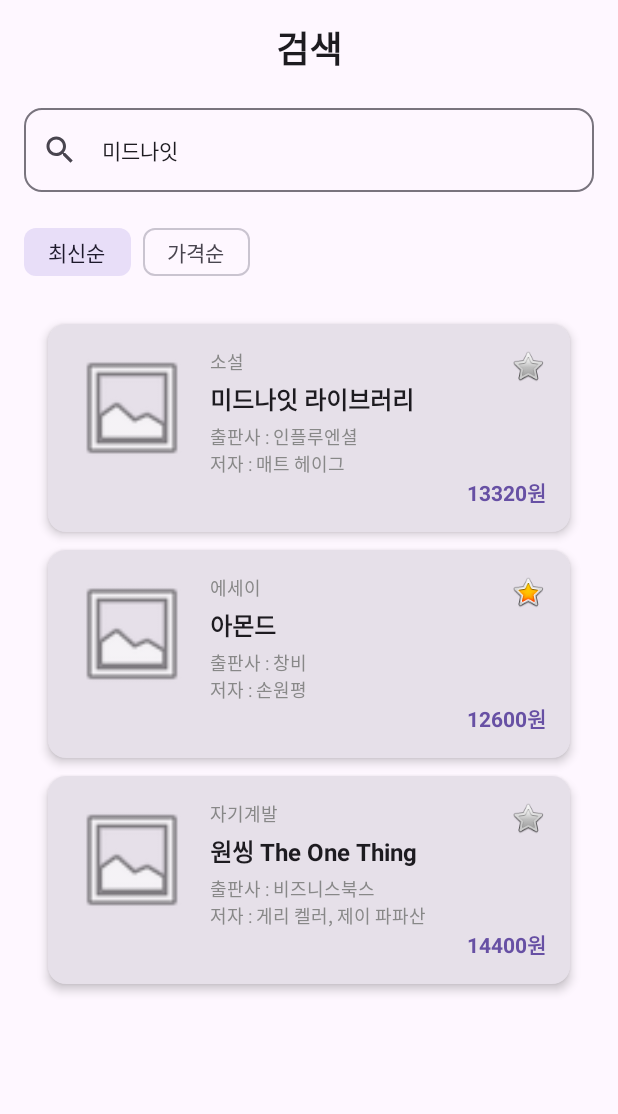
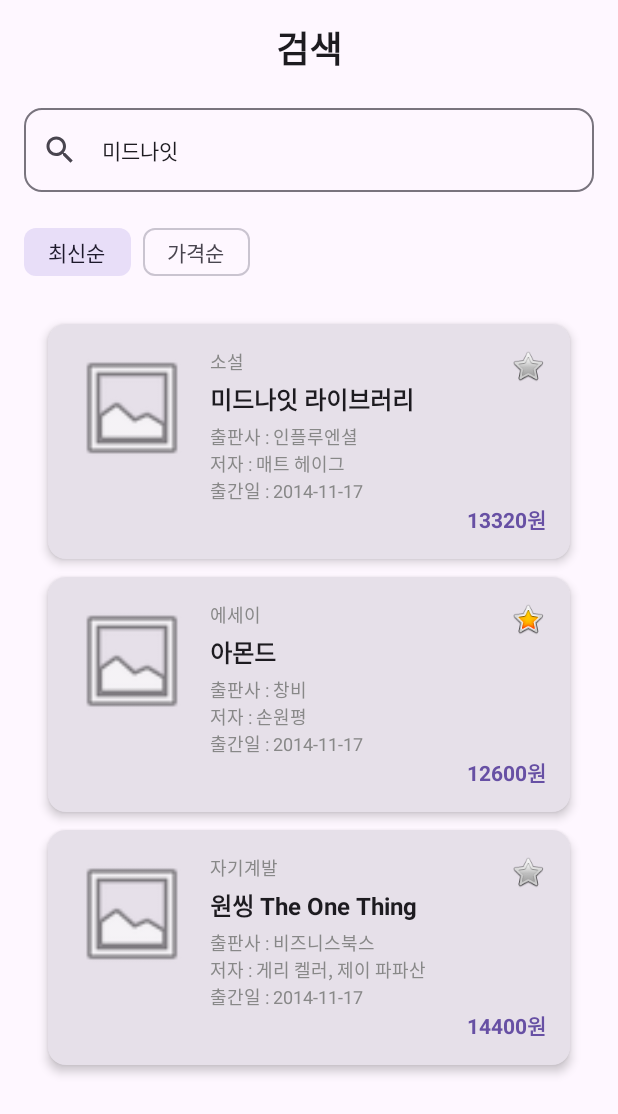
Before and after one commit to oyj7677/kakao_book, an Android app built with Jetpack Compose: the @Preview function SearchScreenWithBooksPreview, on a phone screen of 412 x 824 dp. Shown: the top 1114 px of the screen. Run offline under Robolectric (Android 15) with nearby library versions, the phone set to English and light mode, and no system bars; pictures from the network do not load.

```diff
--- a/app/src/main/java/com/oyj/kakaobook/mapper/PresenterMapper.kt
+++ b/app/src/main/java/com/oyj/kakaobook/mapper/PresenterMapper.kt
@@ -1,4 +1,5 @@
 package com.oyj.kakaobook.mapper
+
 
 import com.oyj.domain.entity.Book
 import com.oyj.kakaobook.model.BookItem
--- /dev/null
+++ b/app/src/main/java/com/oyj/kakaobook/ui/component/BookInfo.kt
@@ -0,0 +1,171 @@
+package com.oyj.kakaobook.ui.component
+
+import androidx.compose.foundation.layout.Column
+import androidx.compose.foundation.layout.Spacer
+import androidx.compose.foundation.layout.fillMaxSize
+import androidx.compose.foundation.layout.fillMaxWidth
+import androidx.compose.foundation.layout.padding
+import androidx.compose.material3.MaterialTheme
+import androidx.compose.material3.Text
+import androidx.compose.runtime.Composable
+import androidx.compose.ui.Modifier
+import androidx.compose.ui.graphics.Color
+import androidx.compose.ui.res.stringResource
+import androidx.compose.ui.text.font.FontWeight
+import androidx.compose.ui.text.style.TextAlign
+import androidx.compose.ui.text.style.TextOverflow
+import androidx.compose.ui.tooling.preview.Preview
+import androidx.compose.ui.unit.dp
+import androidx.compose.ui.unit.sp
+import com.oyj.kakaobook.R
+import com.oyj.kakaobook.model.BookItem
+import com.oyj.kakaobook.util.DateUtil
+
+/**
+ * 도서 상세 정보를 표시하는 컴포넌트
+ * @param book 표시할 도서 정보
+ * @param modifier 컴포넌트에 적용할 Modifier
+ * @param showCategory 카테고리 표시 여부 (기본값: true)
+ * @param showPublisher 출판사 표시 여부 (기본값: true)
+ * @param showAuthors 저자 표시 여부 (기본값: true)
+ * @param showPublishDate 출간일 표시 여부 (기본값: true)
+ * @param showPrice 가격 표시 여부 (기본값: true)
+ */
+@Composable
+fun BookInfo(
+    book: BookItem,
+    modifier: Modifier = Modifier,
+    showCategory: Boolean = true,
+    showPublisher: Boolean = true,
+    showAuthors: Boolean = true,
+    showPublishDate: Boolean = true,
+    showPrice: Boolean = true
+) {
+    Column(
+        modifier = modifier.fillMaxSize()
+    ) {
+        // 카테고리
+        if (showCategory) {
+            Text(
+                text = book.category,
+                fontSize = 12.sp,
+                color = Color.Gray,
+                maxLines = 1,
+                overflow = TextOverflow.Ellipsis
+            )
+        }
+
+        // 도서 제목
+        Text(
+            text = book.title,
+            fontSize = 16.sp,
+            fontWeight = FontWeight.Bold,
+            maxLines = 2,
+            overflow = TextOverflow.Ellipsis,
+            modifier = Modifier.padding(vertical = 4.dp)
+        )
+
+        // 출판사
+        if (showPublisher) {
+            Text(
+                text = stringResource(
+                    id = R.string.text_publisher_info,
+                    book.publisher
+                ),
+                fontSize = 12.sp,
+                color = Color.Gray,
+                maxLines = 1,
+                overflow = TextOverflow.Ellipsis
+            )
+        }
+
+        // 저자
+        if (showAuthors) {
+            Text(
+                text = stringResource(
+                    id = R.string.text_authors_info,
+                    book.authors.joinToString(", ")
+                ),
+                fontSize = 12.sp,
+                color = Color.Gray,
+                maxLines = 1,
+                overflow = TextOverflow.Ellipsis
+            )
+        }
+
+        // 출간일
+        if (showPublishDate) {
+            Text(
+                text = stringResource(
+                    id = R.string.text_date_time_info,
+                    DateUtil.formatDateToYMD(book.dateTime)
+                ),
+                fontSize = 12.sp,
+                color = Color.Gray,
+                maxLines = 1,
+                overflow = TextOverflow.Ellipsis
+            )
+        }
+
+        // 가격을 가장 아래로 밀어내기 위한 Spacer
+        if (showPrice) {
+            Spacer(modifier = Modifier.weight(1f))
+
+            // 가격 (오른쪽 정렬)
+            Text(
+                text = stringResource(
+                    id = R.string.text_price_info,
+                    book.price
+                ),
+                fontSize = 14.sp,
+                fontWeight = FontWeight.Bold,
+                color = MaterialTheme.colorScheme.primary,
+                modifier = Modifier.fillMaxWidth(),
+                textAlign = TextAlign.End
+            )
+        }
+    }
+}
+
+@Preview(showBackground = true)
+@Composable
+private fun BookDetailsColumnPreview() {
+    val book = BookItem(
+        isbn = "1234567890",
+        title = "안드로이드 앱 개발의 모든 것: Kotlin과 Jetpack Compose로 배우는 현대적인 안드로이드 개발",
+        category = "컴퓨터/IT",
+        publisher = "한빛미디어",
+        authors = listOf("김안드로이드", "박코틀린"),
+        price = 28000,
+        thumbnail = "",
+        dateTime = "2024-01-15T00:00:00.000+09:00",
+        isBookmark = false
+    )
+
+    BookInfo(book = book)
+}
+
+@Preview(showBackground = true)
+@Composable
+private fun BookDetailsColumnMinimalPreview() {
+    val book = BookItem(
+        isbn = "1234567890",
+        title = "짧은 제목",
+        category = "소설",
+        publisher = "출판사",
+        authors = listOf("저자명"),
+        price = 15000,
+        thumbnail = "",
+        dateTime = "2023-12-01T00:00:00.000+09:00",
+        isBookmark = false
+    )
+
+    // 제목과 가격만 표시하는 예시
+    BookInfo(
+        book = book,
+        showCategory = false,
+        showPublisher = false,
+        showAuthors = false,
+        showPublishDate = false
+    )
+}
--- a/app/src/main/java/com/oyj/kakaobook/ui/component/BookInfoColumn.kt
+++ b/app/src/main/java/com/oyj/kakaobook/ui/component/BookInfoColumn.kt
@@ -4,25 +4,16 @@ import android.util.Log
 import androidx.compose.foundation.Image
 import androidx.compose.foundation.clickable
 import androidx.compose.foundation.layout.Box
-import androidx.compose.foundation.layout.Column
-import androidx.compose.foundation.layout.Spacer
 import androidx.compose.foundation.layout.fillMaxSize
-import androidx.compose.foundation.layout.fillMaxWidth
-import androidx.compose.foundation.layout.padding
 import androidx.compose.foundation.layout.size
-import androidx.compose.material3.MaterialTheme
-import androidx.compose.material3.Text
 import androidx.compose.runtime.Composable
 import androidx.compose.ui.Alignment
 import androidx.compose.ui.Modifier
-import androidx.compose.ui.graphics.Color
 import androidx.compose.ui.res.painterResource
-import androidx.compose.ui.text.font.FontWeight
-import androidx.compose.ui.text.style.TextAlign
-import androidx.compose.ui.text.style.TextOverflow
+import androidx.compose.ui.res.stringResource
 import androidx.compose.ui.tooling.preview.Preview
 import androidx.compose.ui.unit.dp
-import androidx.compose.ui.unit.sp
+import com.oyj.kakaobook.R
 import com.oyj.kakaobook.model.BookItem
 import kotlin.String
 
@@ -36,67 +27,19 @@ fun BookInfoColumn(
     Box(
         modifier = modifier.fillMaxSize()
     ) {
-        Column(
-            modifier = Modifier.fillMaxSize()
-        ) {
-            // 카테고리
-            Text(
-                text = book.category,
-                fontSize = 12.sp,
-                color = Color.Gray,
-                maxLines = 1,
-                overflow = TextOverflow.Ellipsis
-            )
-
-            // 도서 제목
-            Text(
-                text = book.title,
-                fontSize = 16.sp,
-                fontWeight = FontWeight.Bold,
-                maxLines = 2,
-                overflow = TextOverflow.Ellipsis,
-                modifier = Modifier.padding(vertical = 4.dp)
-            )
-
-            // 출판사
-            Text(
-                text = "출판사 : ${book.publisher}",
-                fontSize = 12.sp,
-                color = Color.Gray,
-                maxLines = 1,
-                overflow = TextOverflow.Ellipsis
-            )
-
-            // 저자
-            Text(
-                text = "저자 : ${book.authors.joinToString(", ")}",
-                fontSize = 12.sp,
-                color = Color.Gray,
-                maxLines = 1,
-                overflow = TextOverflow.Ellipsis
-            )
-
-            // 가격을 가장 아래로 밀어내기 위한 Spacer
-            Spacer(modifier = Modifier.weight(1f))
-
-            // 가격 (오른쪽 정렬)
-            Text(
-                text = "${book.price}원",
-                fontSize = 14.sp,
-                fontWeight = FontWeight.Bold,
-                color = MaterialTheme.colorScheme.primary,
-                modifier = Modifier.fillMaxWidth(),
-                textAlign = TextAlign.End
-            )
-        }
+        // 도서 정보 표시 컴포넌트 사용
+        BookInfo(book = book)
 
         // 즐겨찾기 하트 이미지 (오른쪽 상단)
         Image(
             painter = painterResource(
-                if (book.isBookmark) android.R.drawable.btn_star_big_on
-                else android.R.drawable.btn_star_big_off
+                if (book.isBookmark) {
+                    android.R.drawable.btn_star_big_on
+                } else {
+                    android.R.drawable.btn_star_big_off
+                }
             ),
-            contentDescription = "즐겨찾기",
+            contentDescription = stringResource(R.string.description_bookmark_image),
             modifier = Modifier
                 .align(Alignment.TopEnd)
                 .size(24.dp)
--- a/app/src/main/java/com/oyj/kakaobook/ui/component/BookItemCard.kt
+++ b/app/src/main/java/com/oyj/kakaobook/ui/component/BookItemCard.kt
@@ -14,10 +14,12 @@ import androidx.compose.ui.Modifier
 import androidx.compose.ui.layout.ContentScale
 import androidx.compose.ui.platform.LocalContext
 import androidx.compose.ui.res.painterResource
+import androidx.compose.ui.res.stringResource
 import androidx.compose.ui.tooling.preview.Preview
 import androidx.compose.ui.unit.dp
 import coil.compose.AsyncImage
 import coil.request.ImageRequest
+import com.oyj.kakaobook.R
 import com.oyj.kakaobook.model.BookItem
 
 @Composable
@@ -43,7 +45,7 @@ fun BookItemCard(
                     .data(book.thumbnail)
                     .crossfade(true)
                     .build(),
-                contentDescription = "책 표지",
+                contentDescription = stringResource(R.string.description_thumbnail_image),
                 modifier = Modifier
                     .width(80.dp)
                     .fillMaxHeight(),
--- a/app/src/main/java/com/oyj/kakaobook/ui/search/SearchScreen.kt
+++ b/app/src/main/java/com/oyj/kakaobook/ui/search/SearchScreen.kt
@@ -7,10 +7,8 @@ import androidx.compose.material.icons.filled.Search
 import androidx.compose.material3.*
 import androidx.compose.runtime.Composable
 import androidx.compose.runtime.getValue
-import androidx.compose.runtime.mutableStateOf
-import androidx.compose.runtime.remember
-import androidx.compose.runtime.setValue
 import androidx.compose.ui.Modifier
+import androidx.compose.ui.res.stringResource
 import androidx.compose.ui.tooling.preview.Preview
 import androidx.compose.ui.unit.dp
 import androidx.lifecycle.compose.collectAsStateWithLifecycle
@@ -22,6 +20,7 @@ import com.oyj.kakaobook.model.Success
 import com.oyj.kakaobook.ui.component.SearchStateView
 import com.oyj.kakaobook.ui.component.SortCriteriaSelector
 import com.oyj.kakaobook.ui.component.TitleTopBar
+import com.oyj.kakaobook.R
 
 @Composable
 fun SearchScreen(
@@ -60,7 +59,7 @@ fun SearchScreen(
     Scaffold(
         modifier = modifier,
         topBar = {
-            TitleTopBar(title = "검색")
+            TitleTopBar(title = stringResource(id = R.string.title_search))
         }
     ) { paddingValues ->
         Column(
@@ -75,11 +74,11 @@ fun SearchScreen(
                 modifier = Modifier
                     .fillMaxWidth()
                     .padding(horizontal = 16.dp, vertical = 8.dp),
-                placeholder = { Text("책 제목을 검색해보세요") },
+                placeholder = { stringResource(id = R.string.hint_search) },
                 leadingIcon = {
                     Icon(
                         imageVector = Icons.Default.Search,
-                        contentDescription = "검색"
+                        contentDescription = stringResource(id = R.string.description_searchbar_icon)
                     )
                 },
                 shape = RoundedCornerShape(12.dp),
--- /dev/null
+++ b/app/src/main/java/com/oyj/kakaobook/util/DateUtil.kt
@@ -0,0 +1,32 @@
+package com.oyj.kakaobook.util
+
+import java.text.SimpleDateFormat
+import java.util.Locale
+
+object DateUtil {
+
+    /**
+     * ISO 8601 형식의 날짜 문자열을 yyyy-mm-dd 형식으로 변환
+     * @param isoDateString ISO 8601 형식 날짜 (예: "2014-11-17T00:00:00.000+09:00")
+     * @return yyyy-mm-dd 형식 날짜 (예: "2014-11-17") 또는 변환 실패 시 원본 문자열의 앞 10자리
+     */
+    fun formatDateToYMD(isoDateString: String): String {
+        return try {
+            // 입력 형식이 이미 yyyy-mm-dd인 경우 (10자리)
+            if (isoDateString.length >= 10 && isoDateString.matches(Regex("\\d{4}-\\d{2}-\\d{2}.*"))) {
+                isoDateString.take(10)
+            } else {
+                // 빈 문자열이거나 null인 경우
+                if (isoDateString.isBlank()) {
+                    "날짜 정보 없음"
+                } else {
+                    // 안전하게 앞 10자리만 추출 (T 앞부분)
+                    isoDateString.substringBefore("T").take(10)
+                }
+            }
+        } catch (e: Exception) {
+            // 예외 발생 시 안전한 기본값 반환
+            "날짜 형식 오류"
+        }
+    }
+}
--- a/app/src/main/res/values/strings.xml
+++ b/app/src/main/res/values/strings.xml
@@ -1,3 +1,19 @@
 <resources>
     <string name="app_name">KakaoBook</string>
+    <string name="title_search">검색</string>
+
+    <string name="hint_search">제목 또는 저자를 입력하세요.</string>
+
+    <string name="description_searchbar_icon">검색 아이콘</string>
+    <string name="description_bookmark_image">즐겨찾기</string>
+    <string name="description_thumbnail_image">책 표지 이미지</string>
+
+    <string name="text_no_result">검색 결과가 없습니다.</string>
+    <string name="text_init_result">검색어를 입력해주세요.</string>
+    <string name="text_publisher_info">출판사 : %s</string>
+    <string name="text_authors_info">저자 : %s</string>
+    <string name="text_date_time_info">출간일 : %s</string>
+    <string name="text_price_info">%s원</string>
+
+    <string name="error_search">검색 중 오류가 발생했습니다.</string>
 </resources>
```
Also changed, not shown: app/src/main/java/com/oyj/kakaobook/ui/component/SearchBasicView.kt (deleted, +0 -44 lines), app/src/main/java/com/oyj/kakaobook/ui/component/SearchStateView.kt (+11 -4 lines), app/src/main/java/com/oyj/kakaobook/ui/search/SearchViewModel.kt (+2 -8 lines).
